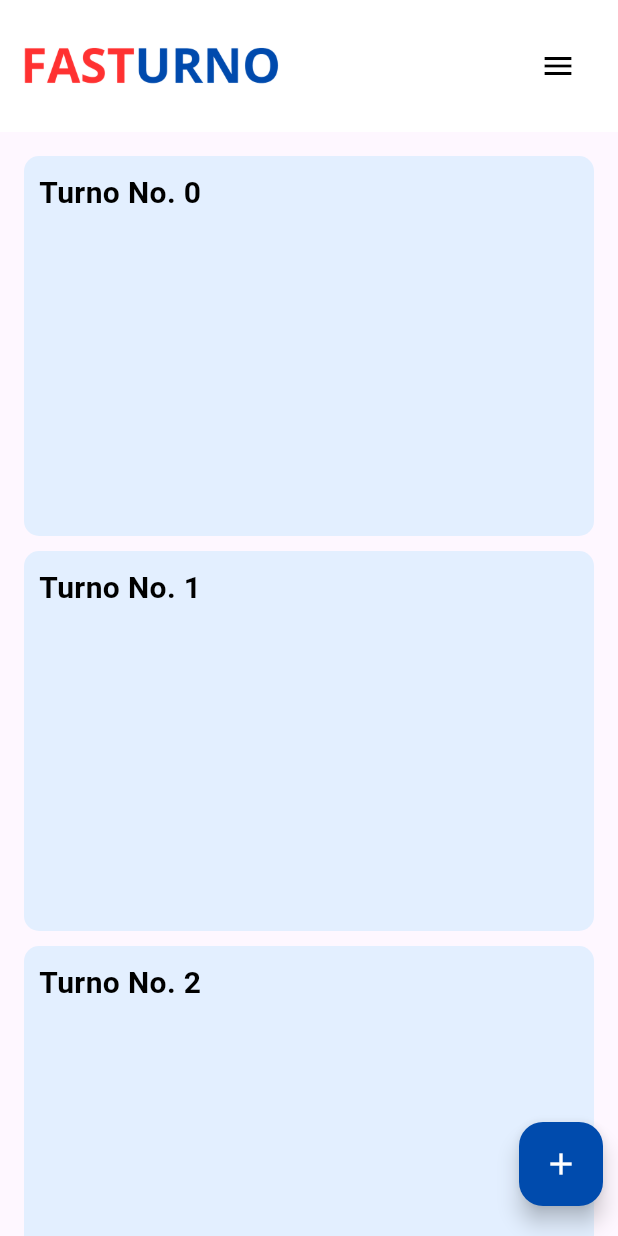
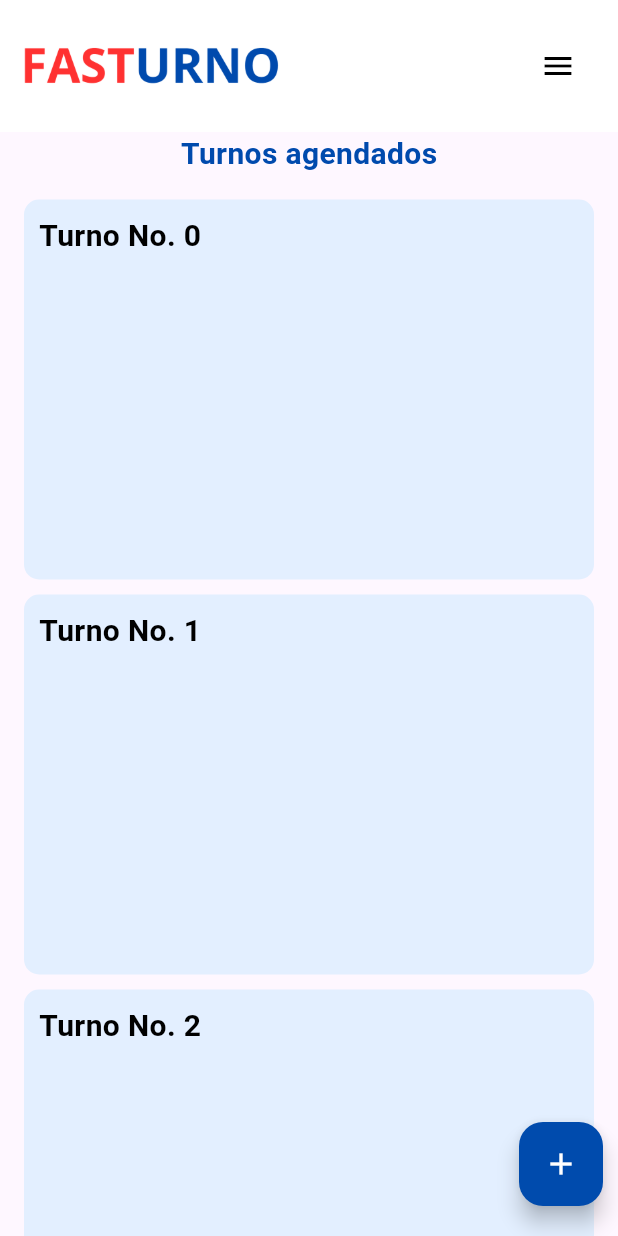
Before and after one commit to ISCOUTB/DG-Fasturno, a Flutter app: the screen it shows after launch, on a phone screen of 412 x 824 dp. Run offline on Flutter 3.47's test engine with Material 3 defaults, Android fonts, the phone set to English and light mode, and no system bars.

Commit message:
Inserción del titulo 'Turnos agendados'

```diff
--- a/lib/main.dart
+++ b/lib/main.dart
@@ -1,4 +1,5 @@
 import 'package:flutter/material.dart';
+import 'dart:ui';
 
 void main() {
   runApp(MyApp());
@@ -55,14 +56,15 @@ class _HomeScreenState extends State<HomeScreen> {
                   ],
                 ),
               ),
+              Text("Turnos agendados", style: TextStyle(fontSize: 20, fontWeight: FontWeight.bold, color: Color.fromARGB(255, 0, 74, 173))),
               // Grid responsivo
               Expanded(
                 child: LayoutBuilder(
                   builder: (context, constraints) {
-                    int columns = constraints.maxWidth > 600 ? 3 : 1;
+                    //int columns = constraints.maxWidth > 600 ? 3 : 1;
                     return GridView.builder(
-                      padding: EdgeInsets.all(16.0),
-                      gridDelegate: SliverGridDelegateWithMaxCrossAxisExtent(
+                      padding: const EdgeInsets.all(16.0),
+                      gridDelegate: const SliverGridDelegateWithMaxCrossAxisExtent(
                         maxCrossAxisExtent: 400.0, // Tamaño máximo en el eje transversal
                         mainAxisSpacing: 10.0,
                         crossAxisSpacing: 10.0,
@@ -73,10 +75,10 @@ class _HomeScreenState extends State<HomeScreen> {
                         return Container(
                           height: 200.0,
                           decoration: BoxDecoration(
-                            color: Color(0xFFE3EFFF),
+                            color: const Color(0xFFE3EFFF),
                             borderRadius: BorderRadius.circular(10.0), // Border radius
                           ),
-                          padding: EdgeInsets.all(10),
+                          padding: const EdgeInsets.all(10),
                           child: Text(
                               'Turno No. $index',
                               style: TextStyle(color: Colors.black, fontSize: 20.0, fontWeight: FontWeight.bold),
```
